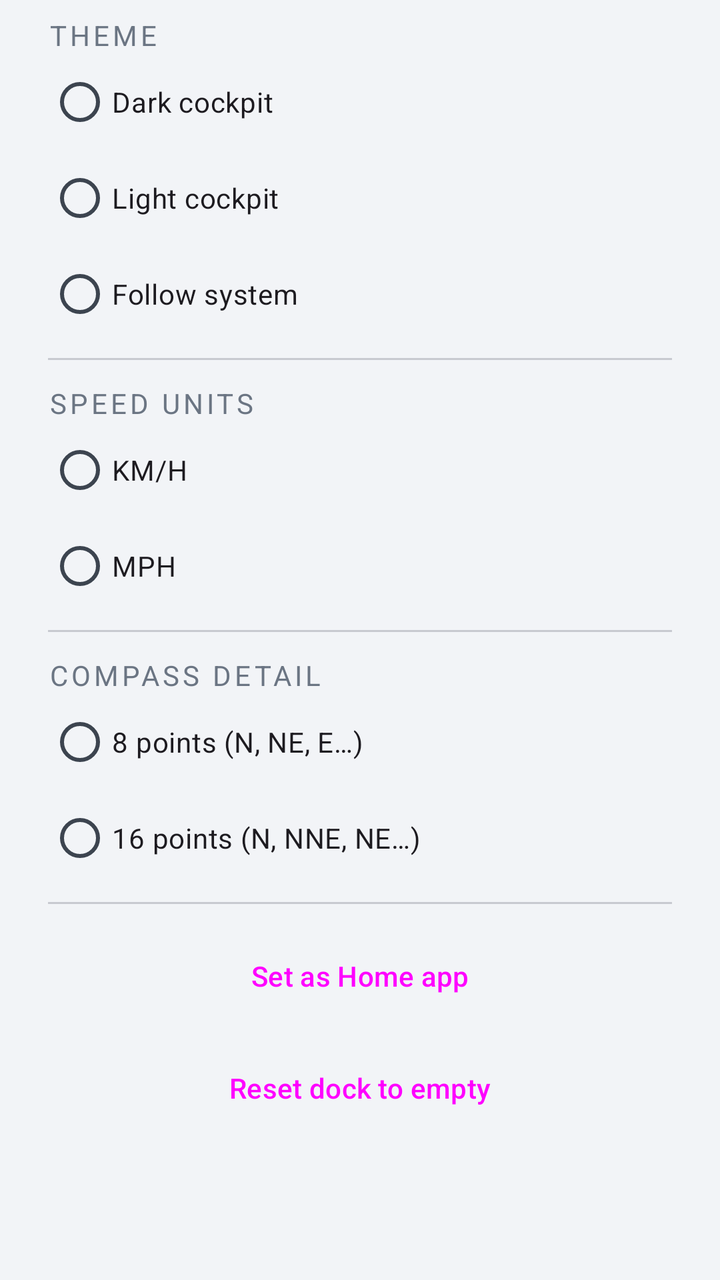
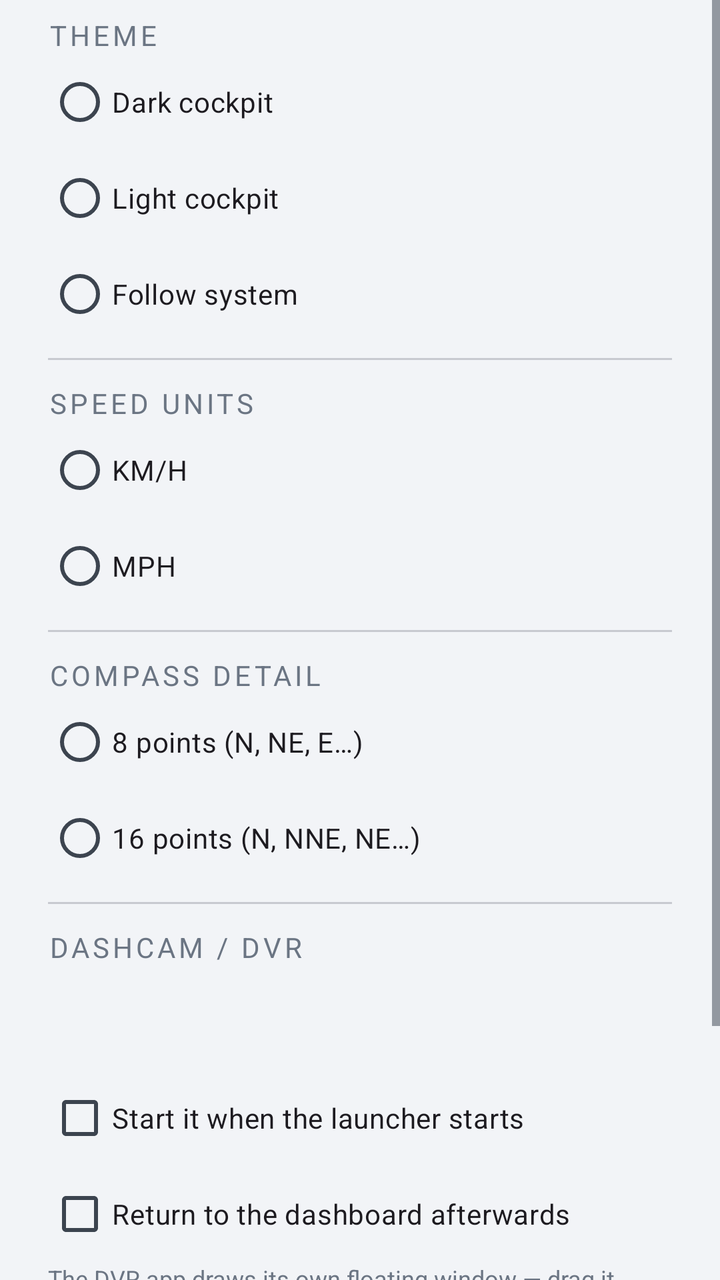

The first picture is an Android layout as it rendered before a commit; the second is the same layout after the commit. The layout source and the unified diff follow.
<!-- AndroidManifest.xml: application theme Theme.CarLauncher -->
<!-- res/layout/dialog_settings.xml -->
<?xml version="1.0" encoding="utf-8"?>
<ScrollView xmlns:android="http://schemas.android.com/apk/res/android"
    android:layout_width="match_parent"
    android:layout_height="wrap_content">

    <LinearLayout
        android:layout_width="match_parent"
        android:layout_height="wrap_content"
        android:orientation="vertical"
        android:paddingStart="24dp"
        android:paddingTop="8dp"
        android:paddingEnd="24dp"
        android:paddingBottom="8dp">

        <TextView
            style="@style/Text.Caption"
            android:layout_width="match_parent"
            android:layout_height="wrap_content"
            android:text="@string/settings_theme" />

        <RadioGroup
            android:id="@+id/groupTheme"
            android:layout_width="match_parent"
            android:layout_height="wrap_content"
            android:orientation="vertical">

            <RadioButton
                android:id="@+id/themeDark"
                android:layout_width="match_parent"
                android:layout_height="wrap_content"
                android:minHeight="48dp"
                android:text="@string/theme_dark" />

            <RadioButton
                android:id="@+id/themeLight"
                android:layout_width="match_parent"
                android:layout_height="wrap_content"
                android:minHeight="48dp"
                android:text="@string/theme_light" />

            <RadioButton
                android:id="@+id/themeSystem"
                android:layout_width="match_parent"
                android:layout_height="wrap_content"
                android:minHeight="48dp"
                android:text="@string/theme_system" />
        </RadioGroup>

        <View
            android:layout_width="match_parent"
            android:layout_height="1dp"
            android:layout_marginTop="8dp"
            android:layout_marginBottom="12dp"
            android:background="@color/cockpit_divider" />

        <TextView
            style="@style/Text.Caption"
            android:layout_width="match_parent"
            android:layout_height="wrap_content"
            android:text="@string/settings_units" />

        <RadioGroup
            android:id="@+id/groupUnits"
            android:layout_width="match_parent"
            android:layout_height="wrap_content"
            android:orientation="vertical">

            <RadioButton
                android:id="@+id/unitKmh"
                android:layout_width="match_parent"
                android:layout_height="wrap_content"
                android:minHeight="48dp"
                android:text="@string/unit_kmh" />

            <RadioButton
                android:id="@+id/unitMph"
                android:layout_width="match_parent"
                android:layout_height="wrap_content"
                android:minHeight="48dp"
                android:text="MPH" />
        </RadioGroup>

        <View
            android:layout_width="match_parent"
            android:layout_height="1dp"
            android:layout_marginTop="8dp"
            android:layout_marginBottom="12dp"
            android:background="@color/cockpit_divider" />

        <TextView
            style="@style/Text.Caption"
            android:layout_width="match_parent"
            android:layout_height="wrap_content"
            android:text="@string/settings_compass" />

        <RadioGroup
            android:id="@+id/groupCompass"
            android:layout_width="match_parent"
            android:layout_height="wrap_content"
            android:orientation="vertical">

            <RadioButton
                android:id="@+id/compass8"
                android:layout_width="match_parent"
                android:layout_height="wrap_content"
                android:minHeight="48dp"
                android:text="@string/compass_8" />

            <RadioButton
                android:id="@+id/compass16"
                android:layout_width="match_parent"
                android:layout_height="wrap_content"
                android:minHeight="48dp"
                android:text="@string/compass_16" />
        </RadioGroup>

        <View
            android:layout_width="match_parent"
            android:layout_height="1dp"
            android:layout_marginTop="8dp"
            android:layout_marginBottom="4dp"
            android:background="@color/cockpit_divider" />

        <Button
            android:id="@+id/btnSetHomeApp"
            style="?attr/materialButtonOutlinedStyle"
            android:layout_width="match_parent"
            android:layout_height="wrap_content"
            android:layout_marginTop="8dp"
            android:text="@string/settings_home_app" />

        <Button
            android:id="@+id/btnResetDock"
            style="?attr/materialButtonOutlinedStyle"
            android:layout_width="match_parent"
            android:layout_height="wrap_content"
            android:layout_marginTop="8dp"
            android:text="@string/settings_reset_dock" />

    </LinearLayout>
</ScrollView>
<!-- resources referenced by this layout -->
<resources>
  <color name="cockpit_divider">#33202632</color>
  <string name="compass_16">16 points (N, NNE, NE…)</string>
  <string name="compass_8">8 points (N, NE, E…)</string>
  <string name="settings_compass">Compass detail</string>
  <string name="settings_home_app">Set as Home app</string>
  <string name="settings_reset_dock">Reset dock to empty</string>
  <string name="settings_theme">Theme</string>
  <string name="settings_units">Speed units</string>
  <string name="theme_dark">Dark cockpit</string>
  <string name="theme_light">Light cockpit</string>
  <string name="theme_system">Follow system</string>
  <string name="unit_kmh">KM/H</string>
  <style name="Text.Caption" parent="">
          <item name="android:fontFamily">sans-serif</item>
          <item name="android:textAllCaps">true</item>
          <item name="android:letterSpacing">0.12</item>
          <item name="android:textSize">@dimen/gauge_caption_text</item>
          <item name="android:textColor">@color/cockpit_text_dim</item>
          <item name="android:singleLine">true</item>
      </style>
  <style name="Theme.CarLauncher" parent="Theme.Material3.DayNight.NoActionBar">
          <item name="colorPrimary">@color/cockpit_accent</item>
          <item name="colorOnPrimary">@color/cockpit_bg</item>
          <item name="colorSecondary">@color/cockpit_accent</item>
          <item name="colorSurface">@color/cockpit_surface</item>
          <item name="colorOnSurface">@color/cockpit_text_primary</item>
          <item name="colorSurfaceVariant">@color/cockpit_surface_alt</item>
          <item name="colorOnSurfaceVariant">@color/cockpit_text_secondary</item>
          <item name="colorError">@color/cockpit_badge</item>
          <item name="android:colorBackground">@color/cockpit_bg</item>
          <item name="android:textColorPrimary">@color/cockpit_text_primary</item>
          <item name="android:textColorSecondary">@color/cockpit_text_secondary</item>
          <item name="android:windowBackground">@color/cockpit_bg</item>
      </style>
  <dimen name="gauge_caption_text">14sp</dimen>
  <color name="cockpit_text_dim">#FF6B7583</color>
  <color name="cockpit_accent">#FF0B63CE</color>
  <color name="cockpit_bg">#FFF2F4F7</color>
  <color name="cockpit_surface">#FFFFFFFF</color>
  <color name="cockpit_text_primary">#FF101418</color>
  <color name="cockpit_surface_alt">#FFE6EAF0</color>
  <color name="cockpit_text_secondary">#FF3C444F</color>
  <color name="cockpit_badge">#FFD32F2F</color>
</resources>

<!-- the commit's change to res/layout/dialog_settings.xml (unified diff, before → after) -->
@@ -118,6 +118,47 @@
             android:layout_width="match_parent"
             android:layout_height="1dp"
             android:layout_marginTop="8dp"
+            android:layout_marginBottom="12dp"
+            android:background="@color/cockpit_divider" />
+
+        <TextView
+            style="@style/Text.Caption"
+            android:layout_width="match_parent"
+            android:layout_height="wrap_content"
+            android:text="@string/settings_dashcam" />
+
+        <Button
+            android:id="@+id/btnDashcamApp"
+            style="?attr/materialButtonOutlinedStyle"
+            android:layout_width="match_parent"
+            android:layout_height="wrap_content"
+            android:layout_marginTop="4dp" />
+
+        <CheckBox
+            android:id="@+id/checkDashcamAutostart"
+            android:layout_width="match_parent"
+            android:layout_height="wrap_content"
+            android:minHeight="48dp"
+            android:text="@string/settings_dashcam_autostart" />
+
+        <CheckBox
+            android:id="@+id/checkDashcamReturn"
+            android:layout_width="match_parent"
+            android:layout_height="wrap_content"
+            android:minHeight="48dp"
+            android:text="@string/settings_dashcam_return" />
+
+        <TextView
+            android:layout_width="match_parent"
+            android:layout_height="wrap_content"
+            android:text="@string/settings_dashcam_hint"
+            android:textColor="@color/cockpit_text_dim"
+            android:textSize="12sp" />
+
+        <View
+            android:layout_width="match_parent"
+            android:layout_height="1dp"
+            android:layout_marginTop="12dp"
             android:layout_marginBottom="4dp"
             android:background="@color/cockpit_divider" />
 
<!-- resource entries referenced after the edit -->
@@ -1,9 +1,14 @@
 <!-- resources referenced by this layout -->
 <resources>
   <color name="cockpit_divider">#33202632</color>
+  <color name="cockpit_text_dim">#FF6B7583</color>
   <string name="compass_16">16 points (N, NNE, NE…)</string>
   <string name="compass_8">8 points (N, NE, E…)</string>
   <string name="settings_compass">Compass detail</string>
+  <string name="settings_dashcam">Dashcam / DVR</string>
+  <string name="settings_dashcam_autostart">Start it when the launcher starts</string>
+  <string name="settings_dashcam_hint">The DVR app draws its own floating window — drag it once into free dashboard space and it should stay there.</string>
+  <string name="settings_dashcam_return">Return to the dashboard afterwards</string>
   <string name="settings_home_app">Set as Home app</string>
   <string name="settings_reset_dock">Reset dock to empty</string>
   <string name="settings_theme">Theme</string>
@@ -35,7 +40,6 @@
           <item name="android:windowBackground">@color/cockpit_bg</item>
       </style>
   <dimen name="gauge_caption_text">14sp</dimen>
-  <color name="cockpit_text_dim">#FF6B7583</color>
   <color name="cockpit_accent">#FF0B63CE</color>
   <color name="cockpit_bg">#FFF2F4F7</color>
   <color name="cockpit_surface">#FFFFFFFF</color>
